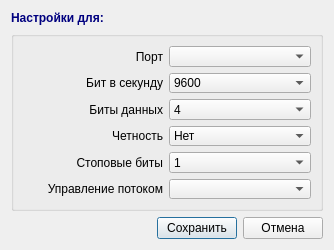
Before: the Qt Designer form sv_udp_editor.ui in breton75/svlib, drawn with Qt 5.
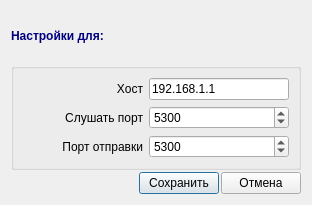
After: the same form once the commit is applied.

Patch:
```diff
--- a/sv_udp_editor.ui
+++ b/sv_udp_editor.ui
@@ -6,26 +6,17 @@
    <rect>
     <x>0</x>
     <y>0</y>
-    <width>334</width>
-    <height>250</height>
+    <width>312</width>
+    <height>205</height>
    </rect>
   </property>
-  <property name="minimumSize">
-   <size>
-    <width>0</width>
-    <height>250</height>
-   </size>
-  </property>
-  <property name="maximumSize">
-   <size>
-    <width>16777215</width>
-    <height>250</height>
-   </size>
-  </property>
   <property name="windowTitle">
    <string>Настройки последовательного порта</string>
   </property>
   <layout class="QVBoxLayout" name="verticalLayout_2">
+   <property name="spacing">
+    <number>2</number>
+   </property>
    <item>
     <widget class="QLabel" name="lblCaption">
      <property name="font">
@@ -60,13 +51,13 @@
           </property>
           <property name="minimumSize">
            <size>
-            <width>140</width>
+            <width>120</width>
             <height>0</height>
            </size>
           </property>
           <property name="maximumSize">
            <size>
-            <width>100</width>
+            <width>120</width>
             <height>16777215</height>
            </size>
           </property>
@@ -77,7 +68,7 @@
            </font>
           </property>
           <property name="text">
-           <string>Порт</string>
+           <string>Хост</string>
           </property>
           <property name="alignment">
            <set>Qt::AlignRight|Qt::AlignTrailing|Qt::AlignVCenter</set>
@@ -85,7 +76,11 @@
          </widget>
         </item>
         <item>
-         <widget class="QComboBox" name="cbPortName"/>
+         <widget class="QLineEdit" name="lineHost">
+          <property name="text">
+           <string>192.168.1.1</string>
+          </property>
+         </widget>
         </item>
        </layout>
       </item>
@@ -101,13 +96,13 @@
           </property>
           <property name="minimumSize">
            <size>
-            <width>140</width>
+            <width>120</width>
             <height>0</height>
            </size>
           </property>
           <property name="maximumSize">
            <size>
-            <width>100</width>
+            <width>120</width>
             <height>16777215</height>
            </size>
           </property>
@@ -118,7 +113,7 @@
            </font>
           </property>
           <property name="text">
-           <string>Бит в секунду</string>
+           <string>Слушать порт</string>
           </property>
           <property name="alignment">
            <set>Qt::AlignRight|Qt::AlignTrailing|Qt::AlignVCenter</set>
@@ -126,100 +121,13 @@
          </widget>
         </item>
         <item>
-         <widget class="QComboBox" name="cbBaudrate">
-          <property name="currentIndex">
-           <number>11</number>
+         <widget class="QSpinBox" name="spinListenPort">
+          <property name="maximum">
+           <number>65535</number>
           </property>
-          <item>
-           <property name="text">
-            <string>75</string>
-           </property>
-          </item>
-          <item>
-           <property name="text">
-            <string>110</string>
-           </property>
-          </item>
-          <item>
-           <property name="text">
-            <string>134</string>
-           </property>
-          </item>
-          <item>
-           <property name="text">
-            <string>150</string>
-           </property>
-          </item>
-          <item>
-           <property name="text">
-            <string>300</string>
-           </property>
-          </item>
-          <item>
-           <property name="text">
-            <string>600</string>
-           </property>
-          </item>
-          <item>
-           <property name="text">
-            <string>1200</string>
-           </property>
-          </item>
-          <item>
-           <property name="text">
-            <string>1800</string>
-           </property>
-          </item>
-          <item>
-           <property name="text">
-            <string>2400</string>
-           </property>
-          </item>
-          <item>
-           <property name="text">
-            <string>4800</string>
-           </property>
-          </item>
-          <item>
-           <property name="text">
-            <string>7200</string>
-           </property>
-          </item>
-          <item>
-           <property name="text">
-            <string>9600</string>
-           </property>
-          </item>
-          <item>
-           <property name="text">
-            <string>14400</string>
-           </property>
-          </item>
-          <item>
-           <property name="text">
-            <string>19200</string>
-           </property>
-          </item>
-          <item>
-           <property name="text">
-            <string>38400</string>
-           </property>
-          </item>
-          <item>
-           <property name="text">
-            <string>57600</string>
-           </property>
-          </item>
-          <item>
-           <property name="text">
-            <string>115200</string>
-           </property>
-          </item>
-          <item>
-           <property name="text">
-            <string>128000</string>
-           </property>
-          </item>
+          <property name="value">
+           <number>5300</number>
+          </property>
          </widget>
         </item>
        </layout>
@@ -236,13 +144,13 @@
           </property>
           <property name="minimumSize">
            <size>
-            <width>140</width>
+            <width>120</width>
             <height>0</height>
            </size>
           </property>
           <property name="maximumSize">
            <size>
-            <width>100</width>
+            <width>120</width>
             <height>16777215</height>
            </size>
           </property>
@@ -253,7 +161,7 @@
            </font>
           </property>
           <property name="text">
-           <string>Биты данных</string>
+           <string>Порт отправки</string>
           </property>
           <property name="alignment">
            <set>Qt::AlignRight|Qt::AlignTrailing|Qt::AlignVCenter</set>
@@ -261,201 +169,14 @@
          </widget>
         </item>
         <item>
-         <widget class="QComboBox" name="cbDataBits">
-          <item>
-           <property name="text">
-            <string>4</string>
-           </property>
-          </item>
-          <item>
-           <property name="text">
-            <string>5</string>
-           </property>
-          </item>
-          <item>
-           <property name="text">
-            <string>6</string>
-           </property>
-          </item>
-          <item>
-           <property name="text">
-            <string>7</string>
-           </property>
-          </item>
-          <item>
-           <property name="text">
-            <string>8</string>
-           </property>
-          </item>
-         </widget>
-        </item>
-       </layout>
-      </item>
-      <item>
-       <layout class="QHBoxLayout" name="horizontalLayout_8">
-        <item>
-         <widget class="QLabel" name="lblDevName_10">
-          <property name="sizePolicy">
-           <sizepolicy hsizetype="Fixed" vsizetype="Preferred">
-            <horstretch>0</horstretch>
-            <verstretch>0</verstretch>
-           </sizepolicy>
+         <widget class="QSpinBox" name="spinRemotePort">
+          <property name="maximum">
+           <number>65535</number>
           </property>
-          <property name="minimumSize">
-           <size>
-            <width>140</width>
-            <height>0</height>
-           </size>
+          <property name="value">
+           <number>5300</number>
           </property>
-          <property name="maximumSize">
-           <size>
-            <width>100</width>
-            <height>16777215</height>
-           </size>
-          </property>
-          <property name="font">
-           <font>
-            <weight>50</weight>
-            <bold>false</bold>
-           </font>
-          </property>
-          <property name="text">
-           <string>Четность</string>
-          </property>
-          <property name="alignment">
-           <set>Qt::AlignRight|Qt::AlignTrailing|Qt::AlignVCenter</set>
-          </property>
          </widget>
-        </item>
-        <item>
-         <widget class="QComboBox" name="cbParity">
-          <property name="currentIndex">
-           <number>2</number>
-          </property>
-          <item>
-           <property name="text">
-            <string>Чет</string>
-           </property>
-          </item>
-          <item>
-           <property name="text">
-            <string>Нечет</string>
-           </property>
-          </item>
-          <item>
-           <property name="text">
-            <string>Нет</string>
-           </property>
-          </item>
-          <item>
-           <property name="text">
-            <string>Маркер</string>
-           </property>
-          </item>
-          <item>
-           <property name="text">
-            <string>Пробел</string>
-           </property>
-          </item>
-         </widget>
-        </item>
-       </layout>
-      </item>
-      <item>
-       <layout class="QHBoxLayout" name="horizontalLayout_9">
-        <item>
-         <widget class="QLabel" name="lblDevName_11">
-          <property name="sizePolicy">
-           <sizepolicy hsizetype="Fixed" vsizetype="Preferred">
-            <horstretch>0</horstretch>
-            <verstretch>0</verstretch>
-           </sizepolicy>
-          </property>
-          <property name="minimumSize">
-           <size>
-            <width>140</width>
-            <height>0</height>
-           </size>
-          </property>
-          <property name="maximumSize">
-           <size>
-            <width>100</width>
-            <height>16777215</height>
-           </size>
-          </property>
-          <property name="font">
-           <font>
-            <weight>50</weight>
-            <bold>false</bold>
-           </font>
-          </property>
-          <property name="text">
-           <string>Стоповые биты</string>
-          </property>
-          <property name="alignment">
-           <set>Qt::AlignRight|Qt::AlignTrailing|Qt::AlignVCenter</set>
-          </property>
-         </widget>
-        </item>
-        <item>
-         <widget class="QComboBox" name="cbStopBits">
-          <item>
-           <property name="text">
-            <string>1</string>
-           </property>
-          </item>
-          <item>
-           <property name="text">
-            <string>1,5</string>
-           </property>
-          </item>
-          <item>
-           <property name="text">
-            <string>2</string>
-           </property>
-          </item>
-         </widget>
-        </item>
-       </layout>
-      </item>
-      <item>
-       <layout class="QHBoxLayout" name="horizontalLayout_10">
-        <item>
-         <widget class="QLabel" name="lblDevName_12">
-          <property name="sizePolicy">
-           <sizepolicy hsizetype="Fixed" vsizetype="Preferred">
-            <horstretch>0</horstretch>
-            <verstretch>0</verstretch>
-           </sizepolicy>
-          </property>
-          <property name="minimumSize">
-           <size>
-            <width>140</width>
-            <height>0</height>
-           </size>
-          </property>
-          <property name="maximumSize">
-           <size>
-            <width>100</width>
-            <height>16777215</height>
-           </size>
-          </property>
-          <property name="font">
-           <font>
-            <weight>50</weight>
-            <bold>false</bold>
-           </font>
-          </property>
-          <property name="text">
-           <string>Управление потоком</string>
-          </property>
-          <property name="alignment">
-           <set>Qt::AlignRight|Qt::AlignTrailing|Qt::AlignVCenter</set>
-          </property>
-         </widget>
-        </item>
-        <item>
-         <widget class="QComboBox" name="cbFlowControl"/>
         </item>
        </layout>
       </item>
```
Left out of the diff: 6 changed lines with no effect on the pictures.
